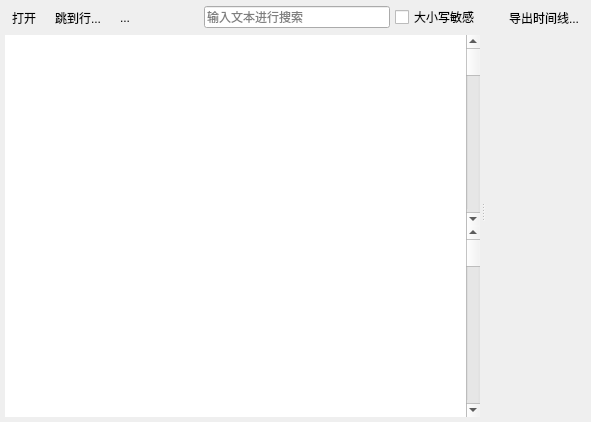
Qt form src/mainwindow.ui (compilelife/loginsight) before a commit.
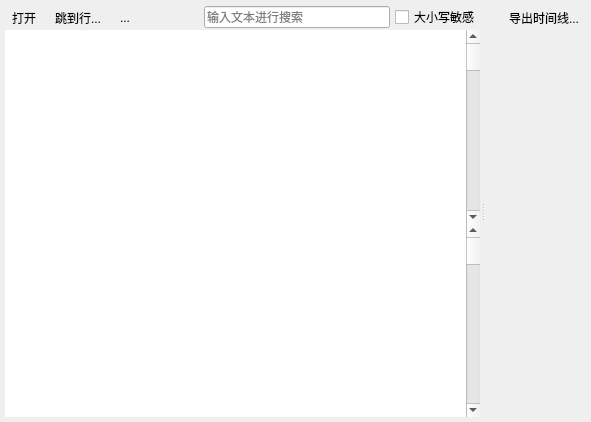
The same form after that commit. Icons and pictures are not drawn. Custom widgets are drawn as their Qt base class.

What changed in the file:
```diff
--- a/src/mainwindow.ui
+++ b/src/mainwindow.ui
@@ -38,7 +38,7 @@
       <widget class="QWidget" name="layoutWidget">
        <layout class="QVBoxLayout" name="verticalLayout">
         <property name="spacing">
-         <number>5</number>
+         <number>0</number>
         </property>
         <item>
          <layout class="QHBoxLayout" name="horizontalLayout">
```
